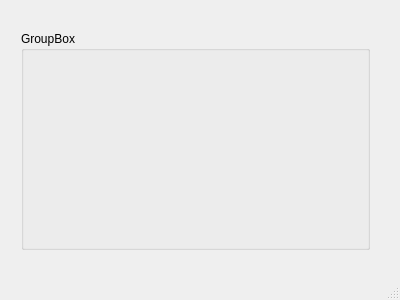
Qt form Editor/mainwindow.ui (IllusiveS/StrategyGameEngine) before a commit.
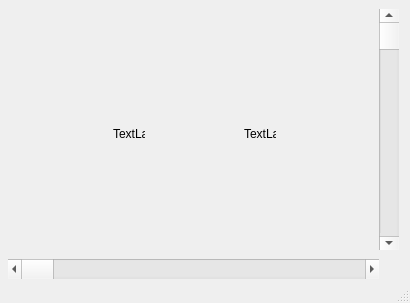
The same form after that commit.

Patch:
```diff
--- a/Editor/mainwindow.ui
+++ b/Editor/mainwindow.ui
@@ -6,35 +6,87 @@
    <rect>
     <x>0</x>
     <y>0</y>
-    <width>400</width>
-    <height>300</height>
+    <width>410</width>
+    <height>303</height>
    </rect>
   </property>
   <property name="windowTitle">
    <string>MainWindow</string>
   </property>
   <widget class="QWidget" name="centralWidget">
+   <widget class="QFrame" name="frame">
+    <property name="geometry">
+     <rect>
+      <x>-1</x>
+      <y>-1</y>
+      <width>401</width>
+      <height>301</height>
+     </rect>
+    </property>
    <widget class="QWidget" name="gridLayoutWidget">
     <property name="geometry">
      <rect>
       <x>10</x>
-      <y>20</y>
+       <y>10</y>
       <width>371</width>
-      <height>241</height>
+       <height>251</height>
      </rect>
     </property>
     <layout class="QGridLayout" name="gridLayout">
      <item row="0" column="0">
-      <widget class="QGroupBox" name="groupBox">
-       <property name="title">
-        <string>GroupBox</string>
-       </property>
-       <property name="flat">
-        <bool>false</bool>
+       <widget class="QLabel" name="label">
+        <property name="maximumSize">
+         <size>
+          <width>32</width>
+          <height>32</height>
+         </size>
+        </property>
+        <property name="text">
+         <string>TextLabel</string>
+        </property>
+       </widget>
+      </item>
+      <item row="0" column="1">
+       <widget class="QLabel" name="label_2">
+        <property name="maximumSize">
+         <size>
+          <width>32</width>
+          <height>32</height>
+         </size>
+        </property>
+        <property name="text">
+         <string>TextLabel</string>
        </property>
       </widget>
      </item>
     </layout>
+    </widget>
+    <widget class="QScrollBar" name="horizontalScrollBar">
+     <property name="geometry">
+      <rect>
+       <x>9</x>
+       <y>260</y>
+       <width>371</width>
+       <height>20</height>
+      </rect>
+     </property>
+     <property name="orientation">
+      <enum>Qt::Horizontal</enum>
+     </property>
+    </widget>
+    <widget class="QScrollBar" name="verticalScrollBar">
+     <property name="geometry">
+      <rect>
+       <x>380</x>
+       <y>10</y>
+       <width>20</width>
+       <height>241</height>
+      </rect>
+     </property>
+     <property name="orientation">
+      <enum>Qt::Vertical</enum>
+     </property>
+    </widget>
    </widget>
   </widget>
   <widget class="QStatusBar" name="statusBar"/>
```
Lines whose indentation alone changed are shown as unchanged.
